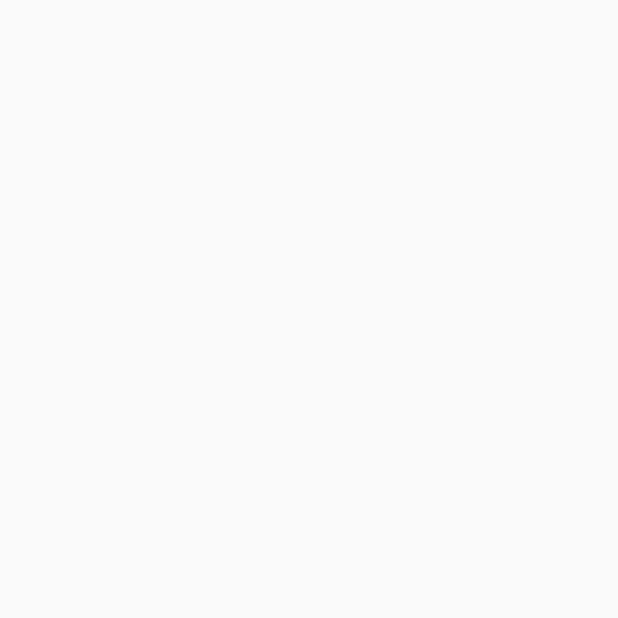
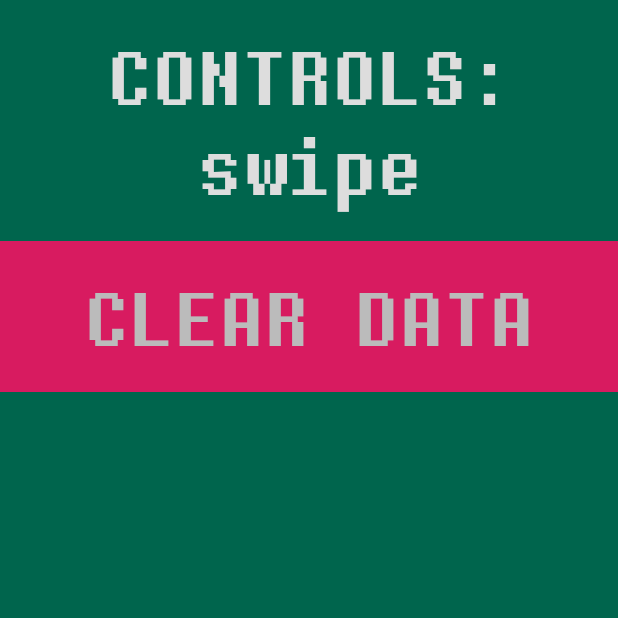
Before and after one commit to StevenBrons/sokoban, an Android app: the Settings screen opened directly, with no data from a screen before it, on a phone screen of 412 x 824 dp, the top half of it. Before the commit the part shown is empty. Run offline under Robolectric (Android 15) with nearby library versions, the phone set to English and light mode, and no system bars.

Commit message:
Settings made

```diff
--- a/sokoban_app/app/src/main/java/com/debernardi/sokoban/GameActivity.java
+++ b/sokoban_app/app/src/main/java/com/debernardi/sokoban/GameActivity.java
@@ -119,9 +119,9 @@ public class GameActivity extends AppCompatActivity implements MediaPlayer.OnCom
 
     public void move(Direction d){
         if(handler.move(d)){
-            int n_steps = this.getSharedPreferences("n_steps", MODE_PRIVATE).getInt("n_steps", 0);
+            int n_steps = this.getSharedPreferences("statprefs", MODE_PRIVATE).getInt("n_steps", 0);
             n_steps++;
-            SharedPreferences.Editor editor = this.getSharedPreferences("n_steps", MODE_PRIVATE).edit();
+            SharedPreferences.Editor editor = this.getSharedPreferences("statprefs", MODE_PRIVATE).edit();
             editor.putInt("n_steps", n_steps);
             editor.commit();
         }
--- a/sokoban_app/app/src/main/java/com/debernardi/sokoban/Statistics.java
+++ b/sokoban_app/app/src/main/java/com/debernardi/sokoban/Statistics.java
@@ -10,7 +10,7 @@ public class Statistics extends AppCompatActivity {
     protected void onCreate(Bundle savedInstanceState) {
         super.onCreate(savedInstanceState);
         setContentView(R.layout.activity_statistics);
-        int n_steps = this.getSharedPreferences("n_steps", MODE_PRIVATE).getInt("n_steps", 0);
+        int n_steps = this.getSharedPreferences("statprefs", MODE_PRIVATE).getInt("n_steps", 0);
         TextView steps = (TextView) findViewById(R.id.n_steps);
         steps.setText("You have set " + n_steps + " steps. That means you burned " + String.format("%.2f", ((double)n_steps)*30.0) + " calories! Keep it up!");
     }
--- a/sokoban_app/app/src/main/res/layout/activity_settings.xml
+++ b/sokoban_app/app/src/main/res/layout/activity_settings.xml
@@ -4,6 +4,39 @@
     xmlns:tools="http://schemas.android.com/tools"
     android:layout_width="match_parent"
     android:layout_height="match_parent"
-    tools:context=".Settings">
+    tools:context=".Settings"
+    android:background="@color/colorPrimaryDark">
+    <LinearLayout
+        android:layout_width="match_parent"
+        android:layout_height="match_parent"
+        android:orientation="vertical">
+
+        <TextView
+            android:gravity="center"
+            android:id="@+id/toggleInputMethod"
+            android:layout_width="match_parent"
+            android:layout_height="wrap_content"
+            android:padding="20dp"
+            android:textSize="50sp"
+            android:fontFamily="@font/dtm_mono"
+            android:textColor="@color/levelSelectBackgroundEven"
+            android:background="@color/colorPrimaryDark"
+            android:text="INPUT: swipe"
+            android:onClick="onClickToggleControls"/>
+
+        <TextView
+            android:gravity="center"
+        android:layout_width="match_parent"
+        android:layout_height="wrap_content"
+        android:padding="20dp"
+        android:textSize="50sp"
+        android:fontFamily="@font/dtm_mono"
+        android:textColor="@color/levelSelectBackgroundOdd"
+        android:background="@color/colorAccent"
+        android:text="CLEAR DATA"
+        android:onClick="onClickClearData"/>
+
+
+    </LinearLayout>
 
 </android.support.constraint.ConstraintLayout>
```
Also changed, not shown: sokoban_app/app/src/main/java/com/debernardi/sokoban/Settings.java (+39 -0 lines).
